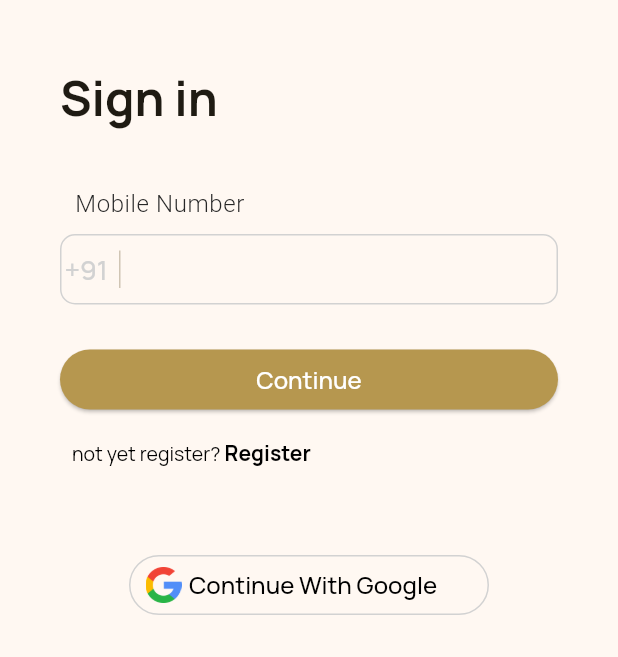
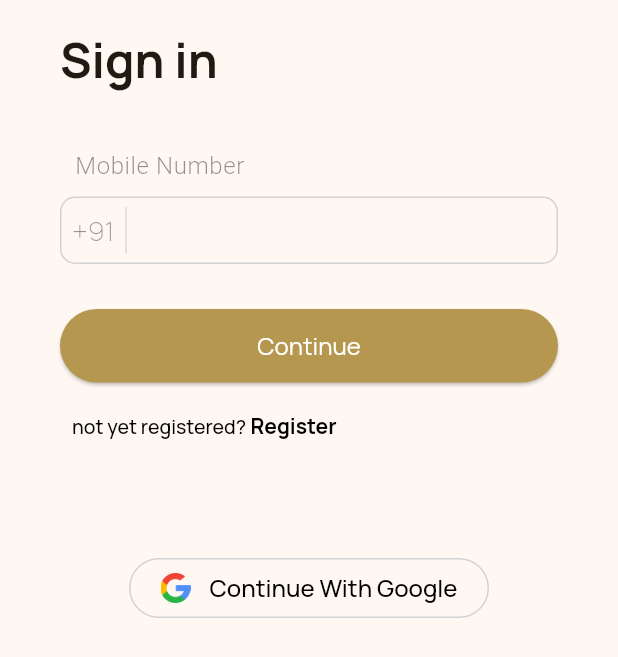
Before and after one commit to S1mple777/al_nuim, a Flutter app: the screen it shows after launch, on a phone screen of 412 x 824 dp. Shown: the top 657 px of the screen. Run offline on Flutter 3.47's test engine with Material 3 defaults, Android fonts, the phone set to English and light mode, and no system bars; our stand-ins replace firebase_core, flutter_easyloading, google_fonts; accounts and stored records are empty.

Commit message:
Minor Changes

```diff
--- a/lib/View/signin_screen.dart
+++ b/lib/View/signin_screen.dart
@@ -1,4 +1,4 @@
-import 'package:al_nuim/View/otp_verification.dart';
+import 'package:al_nuim/view/otp_verification.dart';
 import 'package:al_nuim/controller/signin_controller.dart';
 import 'package:al_nuim/utility/appTheme.dart';
 import 'package:al_nuim/utility/common_textfield.dart';
@@ -16,6 +16,14 @@ class SigninScreen extends StatefulWidget {
 }
 
 class _SigninScreenState extends State<SigninScreen> {
+  final RegExp nameRegExp = RegExp("[a-zA-Z]");
+  final RegExp emailRegExp = RegExp(
+      r"^[a-zA-Z0-9.a-zA-Z0-9.!#$%&'*+-/=?^_`{|}~]+@[a-zA-Z0-9]+\.[a-zA-Z]+");
+  final RegExp gstRegExp = RegExp("^[0-9]{2}[A-Z]{5}"
+      "[0-9]{4}[A-Z]{1}["
+      "1-9A-Z]{1}Z[0-9A-Z]{1}");
+  final RegExp panRegExp = RegExp(r'^[A-Z]{5}[0-9]{4}[A-Z]{1}$');
+  final RegExp mobilenoRegExp = RegExp(r'^(?:[+0][1-9])?[0-9]{10,12}$');
   @override
   Widget build(BuildContext context) {
     return Scaffold(
@@ -26,7 +34,7 @@ class _SigninScreenState extends State<SigninScreen> {
         child: SingleChildScrollView(
           child: Padding(
             padding: const EdgeInsets.only(
-                left: 40.0, right: 40, top: 45, bottom: 45),
+                left: 40.0, right: 40, top: 20, bottom: 45),
             child: Column(
               crossAxisAlignment: CrossAxisAlignment.start,
               children: [
@@ -71,16 +79,49 @@ class _SigninScreenState extends State<SigninScreen> {
                             validator: (value) {
                               if (value == null || value.isEmpty) {
                                 return 'Please enter some details';
+                              } else if (!nameRegExp.hasMatch(value)) {
+                                return "Enter Valid Comapny Name";
+                              } else {
+                                return null;
                               }
-                              return null;
                             },
                           ),
                           const SizedBox(
-                            height: 20,
+                            height: 15,
                           ),
                           CommonTextFormField(
-                            labelText: "Gst Number",
+                            labelText: "Email Address",
+                            keyboardType: TextInputType.emailAddress,
+                            labelStyle: Theme.of(context)
+                                .textTheme
+                                .bodySmall!
+                                .copyWith(
+                                    color: AppColor.mediumBlack, fontSize: 16),
+                            controller: context
+                                .watch<SignInController>()
+                                .emailController,
+                            contentPadding: const EdgeInsets.symmetric(
+                                vertical: 16.0, horizontal: 12.0),
+                            onChanged: (value) {
+                              // Handle text changes
+                            },
+                            validator: (value) {
+                              if (value == null || value.isEmpty) {
+                                return 'Please enter some details';
+                              } else if (!emailRegExp.hasMatch(value)) {
+                                return "Enter Valid Email Address";
+                              } else {
+                                return null;
+                              }
+                            },
+                          ),
+                          const SizedBox(
+                            height: 15,
+                          ),
+                          CommonTextFormField(
+                            labelText: "Gst number",
                             keyboardType: TextInputType.text,
+                            maxLength: 15,
                             labelStyle: Theme.of(context)
                                 .textTheme
                                 .bodySmall!
@@ -100,16 +141,20 @@ class _SigninScreenState extends State<SigninScreen> {
                             validator: (value) {
                               if (value == null || value.isEmpty) {
                                 return 'Please enter some details';
+                              } else if (!gstRegExp.hasMatch(value)) {
+                                return "Enter Correct Gst number";
+                              } else {
+                                return null;
                               }
-                              return null;
                             },
                           ),
                           const SizedBox(
-                            height: 20,
+                            height: 15,
                           ),
                           CommonTextFormField(
-                            labelText: "Pan Number",
+                            labelText: "Pan number",
                             keyboardType: TextInputType.text,
+                            maxLength: 10,
                             labelStyle: Theme.of(context)
                                 .textTheme
                                 .bodySmall!
@@ -129,15 +174,20 @@ class _SigninScreenState extends State<SigninScreen> {
                             validator: (value) {
                               if (value == null || value.isEmpty) {
                                 return 'Please enter some details';
-                              } else {}
+                              } else if (!panRegExp.hasMatch(value)) {
+                                return "Enter Correct Pan number";
+                              } else {
                                 return null;
+                              }
                             },
                           ),
                           const SizedBox(
-                            height: 20,
+                            height: 15,
                           ),
                           CommonTextFormField(
                             labelText: "Mobile Number",
+
+                            maxLength: 10,
                             keyboardType: TextInputType.text,
                             labelStyle: Theme.of(context)
                                 .textTheme
@@ -158,8 +208,11 @@ class _SigninScreenState extends State<SigninScreen> {
                             validator: (value) {
                               if (value == null || value.isEmpty) {
                                 return 'Please enter some details';
+                              } else if (!mobilenoRegExp.hasMatch(value)) {
+                                return "Enter Correct Mobile number";
+                              } else {
+                                return null;
                               }
-                              return null;
                             },
                           ),
                         ],
@@ -177,14 +230,14 @@ class _SigninScreenState extends State<SigninScreen> {
                                   .copyWith(
                                       fontWeight: FontWeight.w300,
                                       fontSize: 16,
-                                      color: AppColor.mediumBlack),
+                                      color: AppColor.lightGreyTextColor),
                             ),
                           ),
                           const SizedBox(
                             height: 10,
                           ),
                           Container(
-                            height: 47,
+                            height: 45,
                             width: double.infinity,
                             decoration: BoxDecoration(
                                 border:
@@ -195,22 +248,29 @@ class _SigninScreenState extends State<SigninScreen> {
                                 const SizedBox(
                                   width: 2,
                                 ),
-                                Text(
+                                Padding(
+                                  padding: const EdgeInsets.only(left: 5),
+                                  child: Text(
                                     "+91",
                                     style: Theme.of(context)
                                         .textTheme
                                         .displaySmall!
                                         .copyWith(
-                                          color: AppColor.lightGreycolor,
-                                          fontSize: 18),
+                                            color: Color(0xff272727)
+                                                .withOpacity(0.5),
+                                            fontSize: 18,
+                                            fontWeight: FontWeight.w200),
+                                  ),
                                 ),
                                 const VerticalDivider(
-                                  endIndent: 10,
-                                  indent: 10,
+                                  endIndent: 6,
+                                  indent: 6,
+                                  color: Color.fromRGBO(210, 210, 210, 0.82),
                                 ),
                                 Expanded(
                                     child: Padding(
-                                  padding: const EdgeInsets.only(bottom: 6.0),
+                                  padding: const EdgeInsets.only(
+                                      bottom: 6.0, top: 6),
                                   child: TextFormField(
                                     controller: context
                                         .watch<SignInController>()
@@ -232,7 +292,7 @@ class _SigninScreenState extends State<SigninScreen> {
                   height: 30,
                 ),
                 SizedBox(
-                  height: 40,
+                  height: 49,
                   width: double.infinity,
                   child: ElevatedButton(
                       style: Theme.of(context)
@@ -242,7 +302,7 @@ class _SigninScreenState extends State<SigninScreen> {
                               shape: MaterialStatePropertyAll<OutlinedBorder>(
                                   RoundedRectangleBorder(
                                       borderRadius:
-                                          BorderRadius.circular(20)))),
+                                          BorderRadius.circular(40)))),
                       onPressed: !context.read<SignInController>().isSignin
                           ? () {
                               if (context
@@ -280,6 +340,9 @@ class _SigninScreenState extends State<SigninScreen> {
                       )),
                 ),
                 InkWell(
+                  focusColor: Colors.transparent,
+                  splashColor: Colors.transparent,
+                  highlightColor: Colors.transparent,
                   onTap: () {
                     context.read<SignInController>().onSigninToggle();
                   },
@@ -291,14 +354,14 @@ class _SigninScreenState extends State<SigninScreen> {
                       TextSpan(
                         text: !context.watch<SignInController>().isSignin
                             ? "Already register?"
-                            : "not yet register?",
+                            : "not yet registered?",
                         style: Theme.of(context)
                             .textTheme
                             .displaySmall!
                             .copyWith(
                                 fontSize: 13,
                                 color: Colors.black,
-                                fontWeight: FontWeight.w400),
+                                fontWeight: FontWeight.w500),
                       ),
                       TextSpan(
                         text: !context.watch<SignInController>().isSignin
@@ -308,6 +371,7 @@ class _SigninScreenState extends State<SigninScreen> {
                             .textTheme
                             .displaySmall!
                             .copyWith(
+                                backgroundColor: Colors.transparent,
                                 fontSize: 14,
                                 color: Colors.black,
                                 fontWeight: FontWeight.bold),
@@ -316,7 +380,7 @@ class _SigninScreenState extends State<SigninScreen> {
                   ),
                 ),
                 const SizedBox(
-                  height: 60,
+                  height: 80,
                 ),
                 Center(
                   child: Container(
@@ -330,18 +394,21 @@ class _SigninScreenState extends State<SigninScreen> {
                     ),
                     child: Padding(
                       padding: const EdgeInsets.only(
-                          left: 10.0, right: 10, top: 5, bottom: 5),
+                          left: 20.0, right: 10, top: 5, bottom: 5),
                       child: Row(
+                        mainAxisAlignment: MainAxisAlignment.spaceBetween,
                         children: [
                           Image.asset(
                             "assets/images/google_logo.png",
-                            height: 24,
-                            width: 24,
+                            height: 20,
+                            width: 20,
                           ),
                           const SizedBox(
-                            width: 5,
+                            width: 0,
                           ),
-                          Text(
+                          Padding(
+                            padding: const EdgeInsets.only(right: 10),
+                            child: Text(
                               "Continue With Google",
                               style: Theme.of(context)
                                   .textTheme
@@ -349,6 +416,7 @@ class _SigninScreenState extends State<SigninScreen> {
                                   .copyWith(
                                       color: Colors.black,
                                       fontWeight: FontWeight.w500),
+                            ),
                           )
                         ],
                       ),
--- a/lib/View/splash_screen.dart
+++ b/lib/View/splash_screen.dart
@@ -1,6 +1,6 @@
 import 'dart:async';
 
-import 'package:al_nuim/View/signin_screen.dart';
+import 'package:al_nuim/view/signin_screen.dart';
 import 'package:al_nuim/utility/string_ext.dart';
 import 'package:flutter/material.dart';
 
--- a/lib/controller/signin_controller.dart
+++ b/lib/controller/signin_controller.dart
@@ -8,6 +8,7 @@ class SignInController extends ChangeNotifier {
   final mobileController = TextEditingController();
 
   final companyController = TextEditingController();
+  final emailController = TextEditingController();
   final gestNum = TextEditingController();
   final panNum = TextEditingController();
 
--- a/lib/main.dart
+++ b/lib/main.dart
@@ -1,4 +1,4 @@
-import 'package:al_nuim/View/splash_screen.dart';
+import 'package:al_nuim/view/splash_screen.dart';
 import 'package:al_nuim/controller/signin_controller.dart';
 import 'package:firebase_core/firebase_core.dart';
 import 'package:flutter/material.dart';
@@ -29,6 +29,7 @@ class MyApp extends StatelessWidget {
             child: child!,
           ),
         ),
+        debugShowCheckedModeBanner: false,
         title: 'Flutter Demo3',
         theme: ThemeData(
           textTheme: TextTheme(
@@ -43,13 +44,16 @@ class MyApp extends StatelessWidget {
               fontSize: 18,
             ),
             displaySmall: GoogleFonts.manrope(
-                fontWeight: FontWeight.w500, fontSize: 16, color: Colors.white),
+                // fontWeight: FontWeight.w300,
+                fontSize: 16,
+                color: Colors.white),
           ),
           elevatedButtonTheme: ElevatedButtonThemeData(
               style: ElevatedButton.styleFrom(
-                  shape: RoundedRectangleBorder(
-                      borderRadius: BorderRadius.circular(12)),
-                  backgroundColor: const Color.fromARGB(255, 182, 151, 79))),
+            shape:
+                RoundedRectangleBorder(borderRadius: BorderRadius.circular(12)),
+            backgroundColor: Color.fromRGBO(182, 151, 79, 1),
+          )),
           primaryColor: const Color.fromARGB(255, 182, 151, 79),
           colorScheme: ColorScheme.fromSeed(
               seedColor: const Color.fromARGB(255, 182, 151, 79)),
--- a/lib/utility/appTheme.dart
+++ b/lib/utility/appTheme.dart
@@ -1,7 +1,8 @@
 import 'package:flutter/material.dart';
 
-class AppColor{
-static Color mediumBlack = const Color.fromARGB(255, 39, 39, 39);
- static Color lightGreycolor= const Color.fromARGB(255, 210, 210, 210);
-  static Color textFieldGrey = const Color.fromARGB(255,244, 244, 244);
+class AppColor {
+  static Color mediumBlack = const Color.fromARGB(255, 39, 39, 39);
+  static Color lightGreycolor = const Color.fromRGBO(210, 210, 210, 1);
+  static Color textFieldGrey = const Color.fromARGB(255, 244, 244, 244);
+  static Color lightGreyTextColor = const Color(0xff272727).withOpacity(0.5);
 }
--- a/pubspec.yaml
+++ b/pubspec.yaml
@@ -49,7 +49,10 @@ dev_dependencies:
 flutter_launcher_icons:
   android: "launcher_icon"
   ios: true
-  image_path: "assets/images/app_logo.png"
+  image_path: "assets/images/app_logo_ios.jpg"
+  adaptive_icon_background: "#ffffff"
+  adaptive_icon_foreground: "assets/images/app_logo_ios.jpg"
+  background_color: "#ffffff"
   min_sdk_android: 21
 
   # The "flutter_lints" package below contains a set of recommended lints to
```
Also changed, not shown: lib/View/otp_verification.dart (+27 -13 lines), lib/utility/common_textfield.dart (+3 -5 lines), lib/utility/common_widget.dart (+11 -2 lines), assets/images/app_logo.png. Lines whose indentation alone changed are shown as unchanged.
